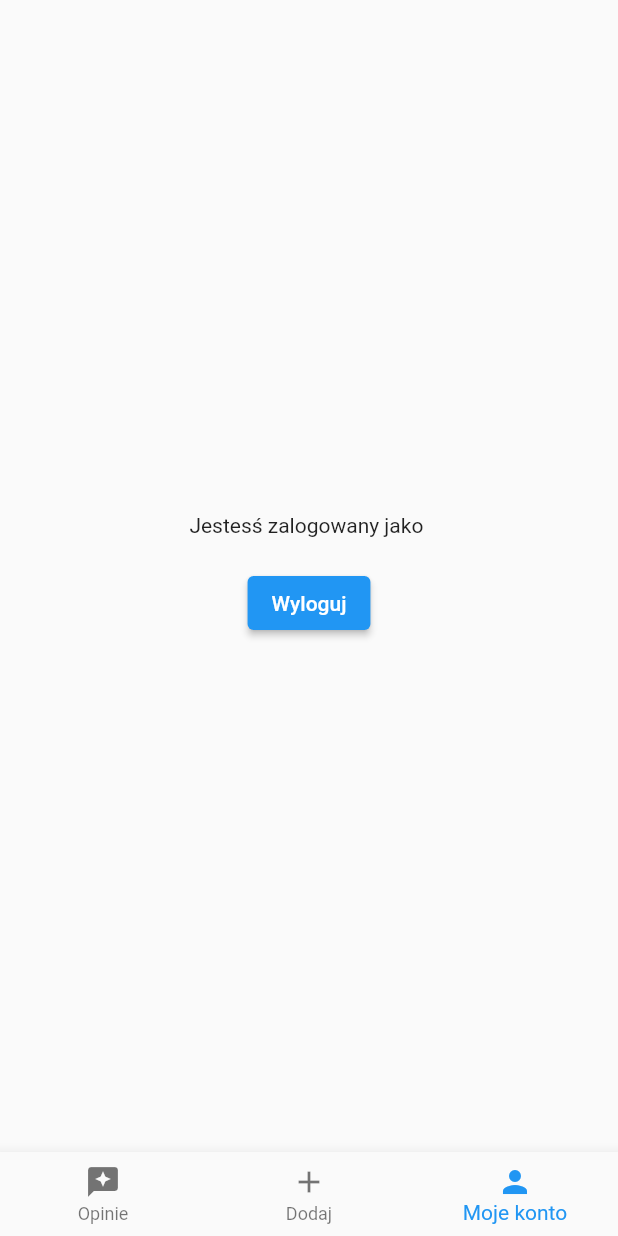
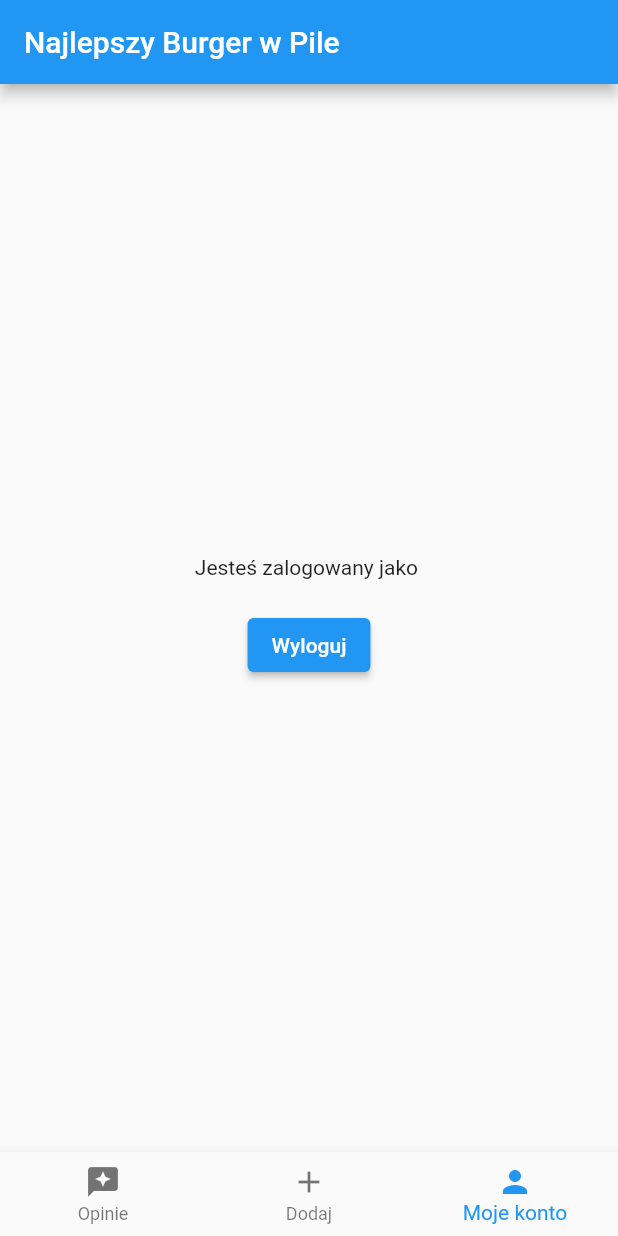
Before and after one commit to lukaszpiechowski/burgery, a Flutter app: the screen it shows once a user with an empty profile is signed in, item 3 of the bottom bar chosen, after a tap on "Wyloguj", on a phone screen of 412 x 824 dp. Run offline on Flutter 3.47's test engine with Material 2 defaults, Android fonts, the light colour scheme and no system bars; our stand-ins replace cloud_firestore, firebase_auth, firebase_core; accounts and stored records are empty.

```diff
--- a/lib/app/home/home_page.dart
+++ b/lib/app/home/home_page.dart
@@ -1,3 +1,6 @@
+import 'package:burgery/app/home/add_opinion/add_opinion_page_content.dart';
+import 'package:burgery/app/home/my_account/my_account_page_content.dart';
+import 'package:burgery/app/home/restaurants/restaurants_page_content.dart';
 import 'package:firebase_auth/firebase_auth.dart';
 import 'package:flutter/material.dart';
 
@@ -19,32 +22,17 @@
   @override
   Widget build(BuildContext context) {
     return Scaffold(
+      appBar: AppBar(
+        title: const Text('Najlepszy Burger w Pile'),
+      ),
       body: Builder(builder: (context) {
         if (currentIndex == 0) {
-          return Center(
-            child: Text('Jeden'),
-          );
+          return const RestaurantsPageContent();
         }
         if (currentIndex == 1) {
-          return Center(
-            child: Text('Dwa'),
-          );
+          return const AddOpinionPageContent();
         }
-        return Center(
-          child: Column(
-            mainAxisAlignment: MainAxisAlignment.center,
-            children: [
-              Text('Jestesś zalogowany jako ${widget.user.email}'),
-              const SizedBox(height: 20),
-              ElevatedButton(
-                onPressed: () {
-                  FirebaseAuth.instance.signOut();
-                },
-                child: const Text('Wyloguj'),
-              ),
-            ],
-          ),
-        );
+        return MyAccountPageContent(email: widget.user.email);
       }),
       bottomNavigationBar: BottomNavigationBar(
         currentIndex: currentIndex,
--- a/pubspec.yaml
+++ b/pubspec.yaml
@@ -38,6 +38,7 @@
   cupertino_icons: ^1.0.2
   firebase_core: ^2.2.0
   firebase_auth: ^4.1.2
+  cloud_firestore: ^4.0.5
 
 dev_dependencies:
   flutter_test:
```
Also changed, not shown: pubspec.lock, 1 other file.
